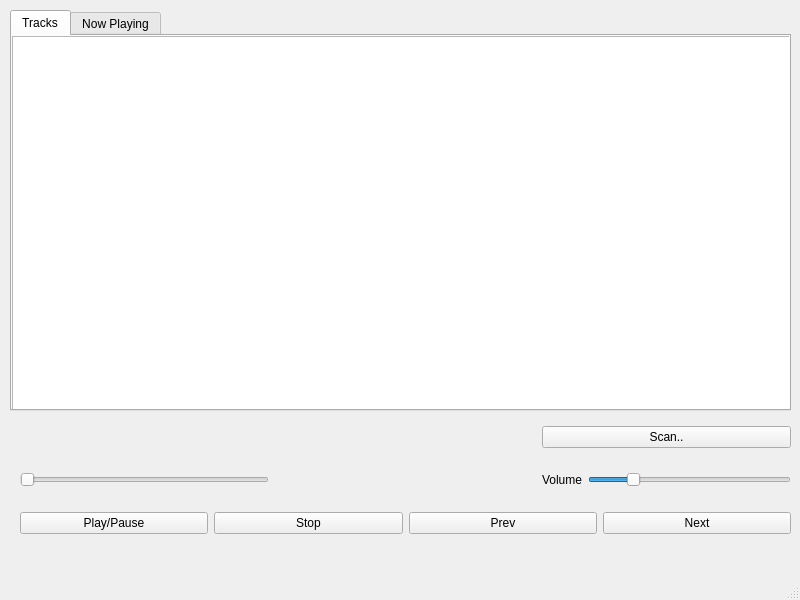
Old version of the form mp3player.ui in the repository shaunHsu/qtTeam6.
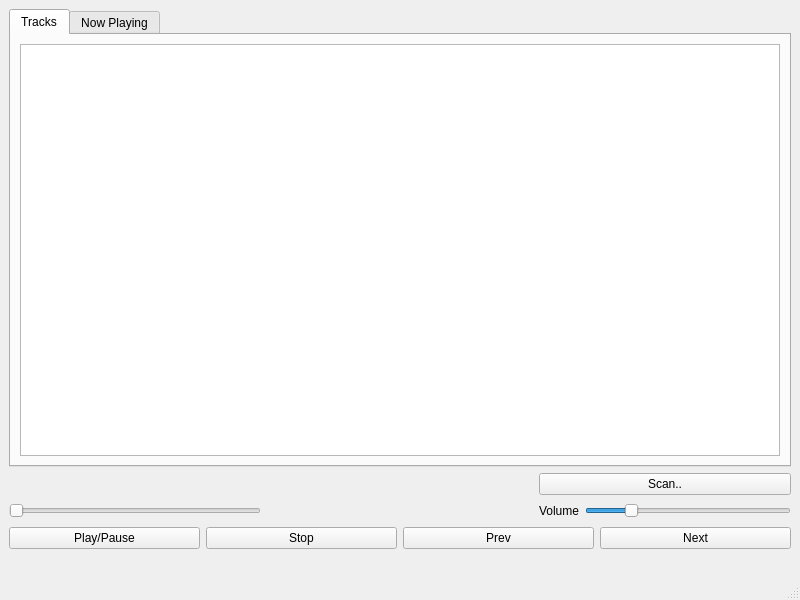
New version of the form.

Commit message: ~ ~UI adjustments: tables will stretch to fit contents and mainlayout will stretch with window

Patch:
```diff
--- a/mp3player.ui
+++ b/mp3player.ui
@@ -10,76 +10,24 @@
     <height>600</height>
    </rect>
   </property>
+  <property name="sizePolicy">
+   <sizepolicy hsizetype="Expanding" vsizetype="Expanding">
+    <horstretch>0</horstretch>
+    <verstretch>0</verstretch>
+   </sizepolicy>
+  </property>
   <property name="windowTitle">
    <string>mp3Player</string>
   </property>
   <widget class="QWidget" name="centralwidget">
-   <widget class="QTabWidget" name="tabWidget">
-    <property name="geometry">
-     <rect>
-      <x>10</x>
-      <y>10</y>
-      <width>781</width>
-      <height>401</height>
-     </rect>
-    </property>
-    <property name="currentIndex">
-     <number>0</number>
-    </property>
-    <widget class="QWidget" name="Tab1">
-     <attribute name="title">
-      <string>Tracks</string>
-     </attribute>
-     <widget class="QTableWidget" name="tracksPage">
-      <property name="geometry">
-       <rect>
-        <x>0</x>
-        <y>0</y>
-        <width>781</width>
-        <height>381</height>
-       </rect>
-      </property>
-     </widget>
-    </widget>
-    <widget class="QWidget" name="Tab2">
-     <attribute name="title">
-      <string>Now Playing</string>
-     </attribute>
-     <widget class="QTableWidget" name="playlistPage">
-      <property name="geometry">
-       <rect>
-        <x>0</x>
-        <y>0</y>
-        <width>781</width>
-        <height>381</height>
-       </rect>
-      </property>
-     </widget>
-    </widget>
-   </widget>
-   <widget class="QLabel" name="InfoLabel">
-    <property name="geometry">
-     <rect>
-      <x>9</x>
-      <y>550</y>
-      <width>781</width>
-      <height>20</height>
-     </rect>
-    </property>
-    <property name="text">
-     <string/>
-    </property>
-   </widget>
-   <widget class="QWidget" name="">
-    <property name="geometry">
-     <rect>
-      <x>20</x>
-      <y>410</y>
-      <width>771</width>
-      <height>141</height>
-     </rect>
-    </property>
-    <layout class="QGridLayout" name="gridLayout_2">
+   <layout class="QGridLayout" name="gridLayout_4">
+    <item row="0" column="0">
+     <layout class="QGridLayout" name="mainlay">
+      <property name="sizeConstraint">
+       <enum>QLayout::SizeConstraint::SetMaximumSize</enum>
+      </property>
+      <item row="1" column="0">
+       <layout class="QGridLayout" name="playerctrl">
      <item row="2" column="0" colspan="4">
       <layout class="QGridLayout" name="gridLayout">
        <item row="0" column="0">
@@ -175,7 +123,82 @@
       </spacer>
      </item>
     </layout>
-   </widget>
+      </item>
+      <item row="0" column="0">
+       <widget class="QTabWidget" name="tabWidget">
+        <property name="sizePolicy">
+         <sizepolicy hsizetype="Expanding" vsizetype="Expanding">
+          <horstretch>0</horstretch>
+          <verstretch>0</verstretch>
+         </sizepolicy>
+        </property>
+        <property name="currentIndex">
+         <number>0</number>
+        </property>
+        <widget class="QWidget" name="Tab1">
+         <property name="sizePolicy">
+          <sizepolicy hsizetype="Expanding" vsizetype="Expanding">
+           <horstretch>0</horstretch>
+           <verstretch>0</verstretch>
+          </sizepolicy>
+         </property>
+         <attribute name="title">
+          <string>Tracks</string>
+         </attribute>
+         <layout class="QGridLayout" name="gridLayout_2">
+          <item row="0" column="0">
+           <widget class="QTableWidget" name="tracksPage">
+            <property name="sizePolicy">
+             <sizepolicy hsizetype="Expanding" vsizetype="Expanding">
+              <horstretch>0</horstretch>
+              <verstretch>0</verstretch>
+             </sizepolicy>
+            </property>
+            <property name="maximumSize">
+             <size>
+              <width>20000</width>
+              <height>20000</height>
+             </size>
+            </property>
+           </widget>
+          </item>
+         </layout>
+        </widget>
+        <widget class="QWidget" name="Tab2">
+         <property name="sizePolicy">
+          <sizepolicy hsizetype="Expanding" vsizetype="Expanding">
+           <horstretch>0</horstretch>
+           <verstretch>0</verstretch>
+          </sizepolicy>
+         </property>
+         <attribute name="title">
+          <string>Now Playing</string>
+         </attribute>
+         <layout class="QGridLayout" name="gridLayout_5">
+          <item row="0" column="0">
+           <widget class="QTableWidget" name="playlistPage">
+            <property name="maximumSize">
+             <size>
+              <width>20000</width>
+              <height>20000</height>
+             </size>
+            </property>
+           </widget>
+          </item>
+         </layout>
+        </widget>
+       </widget>
+      </item>
+     </layout>
+    </item>
+    <item row="1" column="0">
+     <widget class="QLabel" name="InfoLabel">
+      <property name="text">
+       <string/>
+      </property>
+     </widget>
+    </item>
+   </layout>
   </widget>
   <widget class="QMenuBar" name="menubar">
    <property name="geometry">
```
Lines whose indentation alone changed are shown as unchanged. The commit also changes 20 other files.
